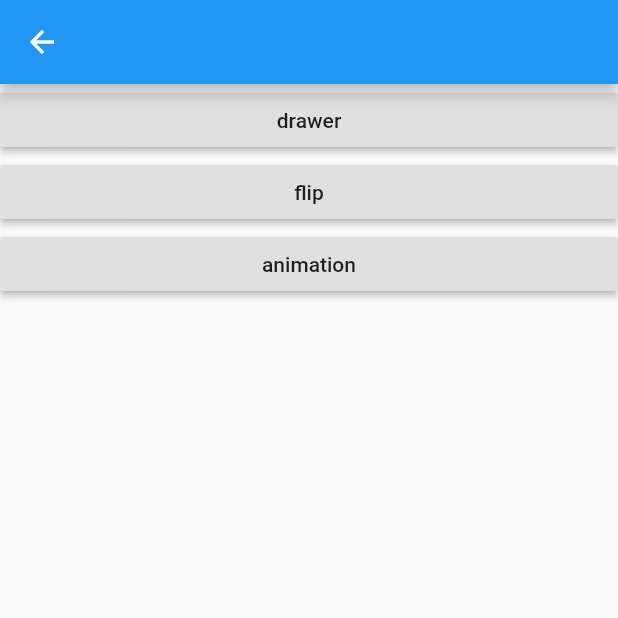
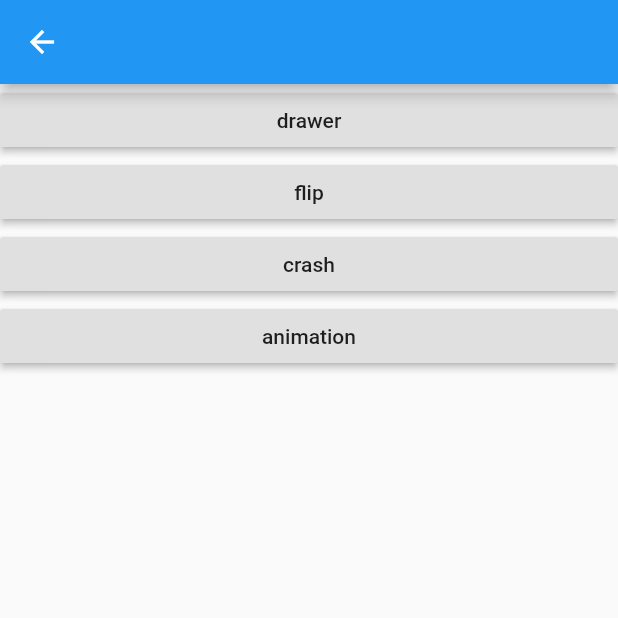
Before and after one commit to lifelikejuly/Flutter_Demo, a Flutter app: the screen it shows after launch, after a tap on "其他", on a phone screen of 412 x 824 dp, the top half of it. Run offline on Flutter 3.47's test engine with Material 2 defaults, Android fonts, the phone set to English and light mode, and no system bars; our stand-ins replace charts_flutter, dio, flutter_redux, flutter_swiper, pull_to_refresh, redux and 1 more; missing offline and left inert: fish_redux; network calls fail; statements that could not run were skipped.

Commit message:
demo: update

```diff
--- a/lib/demo_page.dart
+++ b/lib/demo_page.dart
@@ -6,6 +6,7 @@ import 'package:flutter_demo/demo/animation/animatedContainer_demo.dart';
 import 'package:flutter_demo/demo/animation/animatedWidget_demo.dart';
 import 'package:flutter_demo/demo/animation/animationController_demo.dart';
 import 'package:flutter_demo/demo/animation/animation_demo.dart';
+import 'package:flutter_demo/demo/crash/crash_demo.dart';
 import 'package:flutter_demo/demo/dart/async_demo.dart';
 import 'package:flutter_demo/demo/dart/isolate_demo.dart';
 import 'package:flutter_demo/demo/dart/plugin_channel_demo.dart';
@@ -105,6 +106,7 @@ class _UIDemoState extends State<DemoPage> {
         demos["drawer"] = DrawerDemo();
         demos["flip"] = FlipDemo();
         demos["animation"] = AnimationDemo();
+        demos["crash"] = CrashDemo();
         break;
       case "dart":
         demos["async"] = AsyncDemo();
--- a/lib/main.dart
+++ b/lib/main.dart
@@ -1,7 +1,10 @@
+import 'dart:async';
 import 'dart:collection';
+import 'dart:ui';
 
 import 'package:fish_redux/fish_redux.dart';
 import 'package:flutter/material.dart' hide Page;
+import 'package:flutter/scheduler.dart';
 import 'package:flutter_demo/demo/router/router_data_demo.dart';
 import 'package:flutter_demo/demo/router/router_demo.dart';
 import 'package:flutter_demo/demo_page.dart';
@@ -15,13 +18,58 @@ import 'package:flutter_redux/flutter_redux.dart';
 import 'package:redux/redux.dart' as FlutterRedux;
 import 'package:provider/provider.dart';
 
-void main() => runApp(ChangeNotifierProvider<ThemeNotifier>.value(
+String CRASH_TAG = "---CRASH_TAG--- ";
+
+Future<Null> _reportError(dynamic error, dynamic stackTrace) {
+  print('$CRASH_TAG _reportError ');
+  print('$CRASH_TAG Caught error: $error');
+  print("$CRASH_TAG stackTrace: $stackTrace");
+}
+
+void main() {
+  final defaultOnError = FlutterError.onError;
+  FlutterError.onError = (FlutterErrorDetails details) async {
+    print("$CRASH_TAG  run FlutterError.onError ");
+    FlutterError.dumpErrorToConsole(details);
+    defaultOnError(details);
+//    if (MyApp.isInDebugMode) {
+//      print("$CRASH_TAG  FlutterError.dumpErrorToConsole ");
+//      FlutterError.dumpErrorToConsole(details);
+//    } else {
+//      print("$CRASH_TAG  Zone.current.handleUncaughtError");
+//      Zone.current.handleUncaughtError(details.exception, details.stack);
+//    }
+  };
+
+  runZoned<Future<Null>>(() async {
+    runApp(ChangeNotifierProvider<ThemeNotifier>.value(
       //ChangeNotifierProvider调用value()方法，里面传出value和child
       value: ThemeNotifier(), //value设置了默认的Counter()
       child: MyApp(),
     ));
 
+//    runApp(MyApp());
+
+    /// 记录帧率信息
+//    SchedulerBinding.instance.addTimingsCallback((timings) {
+//      for (FrameTiming frameTiming in timings) {
+//        println("addTimingsCallback ${frameTiming.toString()}");
+//      }
+//    });
+//    SchedulerBinding.instance.addPostFrameCallback((timeStamp) {
+//      println("addPostFrameCallback $timeStamp");
+//    });
+  }, onError: (error, stackTrace) {
+//    _reportError(error, stackTrace);
+    FlutterError.resetErrorCount();
+    FlutterError.dumpErrorToConsole(
+        FlutterErrorDetails(exception: error, stack: stackTrace));
+  });
+}
+
 class MyApp extends StatefulWidget {
+  static bool isInDebugMode = true;
+
   @override
   _MyAppState createState() => _MyAppState();
 }
--- a/pubspec.yaml
+++ b/pubspec.yaml
@@ -43,6 +43,10 @@ dependencies:
   video_player: 0.10.10
   # 瀑布布局
   flutter_staggered_grid_view: 0.3.0
+  flutter_boost:
+    git:
+      url: 'https://github.com/alibaba/flutter_boost.git'
+      ref: '1.12.13'
 
 dev_dependencies:
   flutter_test:
```
Also changed, not shown: flutter_app_plugin/lib/flutter_app_plugin.dart (+6 -2 lines), lib/demo/crash/crash_demo.dart (added, +60 -0 lines), flutter_app_plugin/example/pubspec.lock, flutter_app_plugin/pubspec.lock, pubspec.lock, 5 other files.
